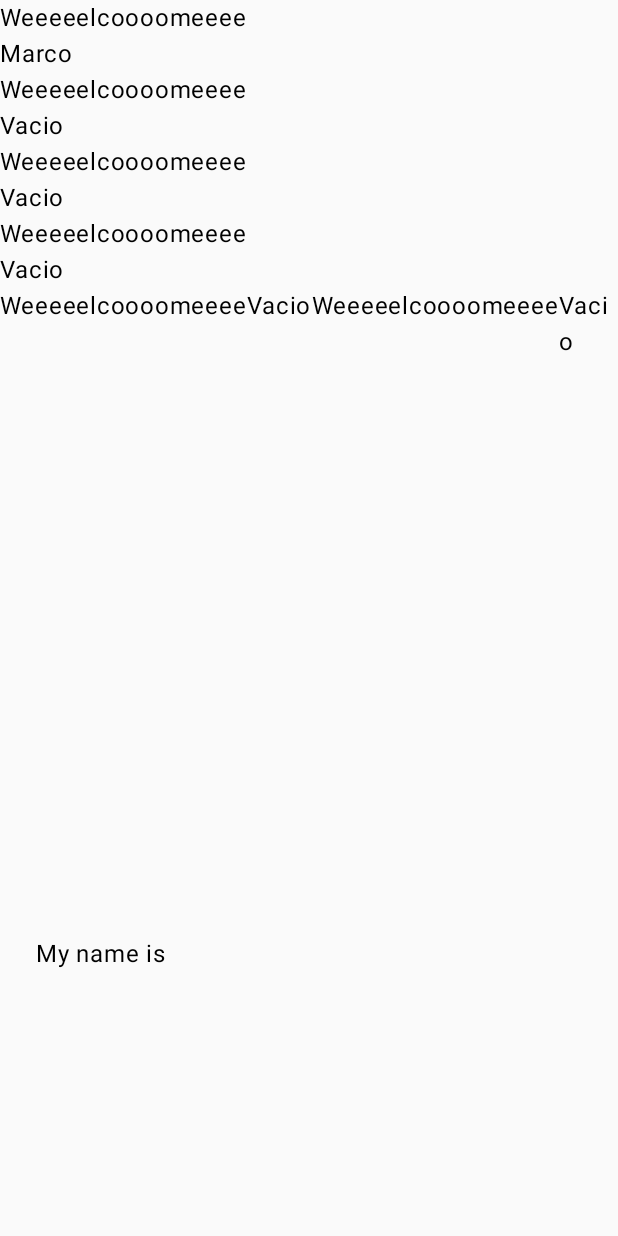
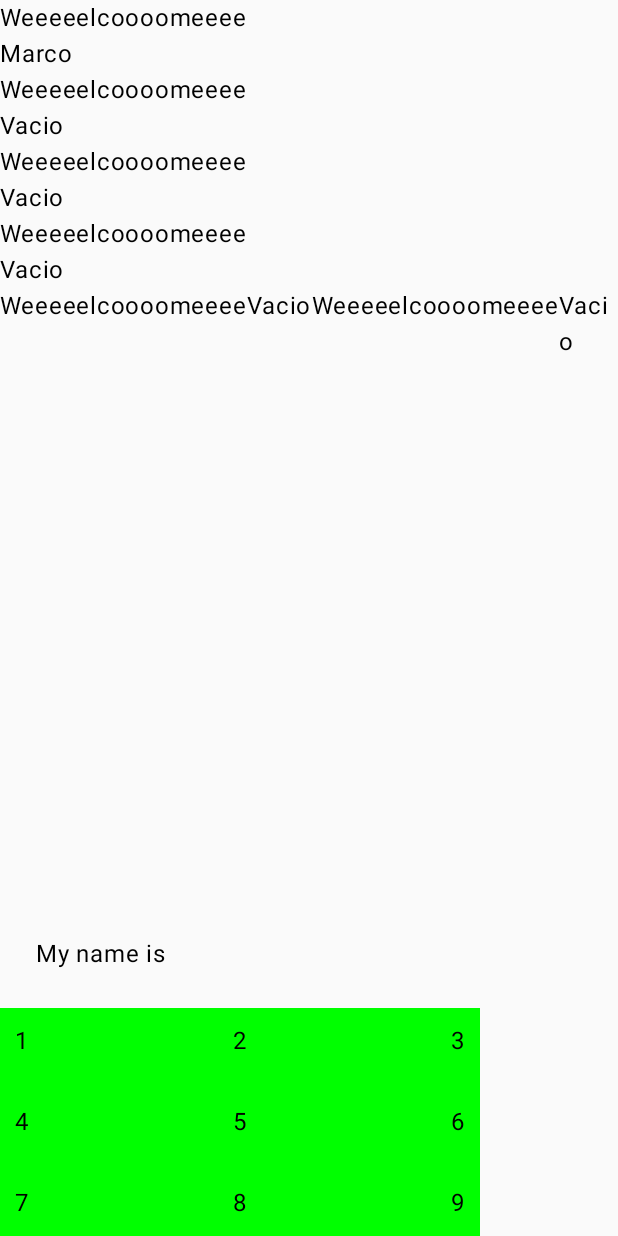
Before and after one commit to Dester909/LittleProjectAndroid, an Android app built with Jetpack Compose: the screen it shows after launch (MainActivity), on a phone screen of 412 x 824 dp. Run offline under Robolectric (Android 15) with nearby library versions, the light colour scheme and no system bars.

Commit message:
Box layout and Text properties

```diff
--- a/app/src/main/java/com/example/littleprojectandroid/MainActivity.kt
+++ b/app/src/main/java/com/example/littleprojectandroid/MainActivity.kt
@@ -8,11 +8,13 @@ import androidx.compose.foundation.background
 import androidx.compose.foundation.border
 import androidx.compose.foundation.clickable
 import androidx.compose.foundation.layout.Arrangement
+import androidx.compose.foundation.layout.Box
 import androidx.compose.foundation.layout.Column
 import androidx.compose.foundation.layout.Row
 import androidx.compose.foundation.layout.fillMaxHeight
 import androidx.compose.foundation.layout.fillMaxSize
 import androidx.compose.foundation.layout.fillMaxWidth
+import androidx.compose.foundation.layout.height
 import androidx.compose.foundation.layout.padding
 import androidx.compose.foundation.layout.width
 import androidx.compose.material3.Scaffold
@@ -20,9 +22,17 @@ import androidx.compose.material3.Text
 import androidx.compose.runtime.Composable
 import androidx.compose.ui.Alignment
 import androidx.compose.ui.Modifier
+import androidx.compose.ui.graphics.Brush
 import androidx.compose.ui.graphics.Color
+import androidx.compose.ui.res.colorResource
+import androidx.compose.ui.res.stringResource
+import androidx.compose.ui.text.TextStyle
+import androidx.compose.ui.text.font.FontStyle
+import androidx.compose.ui.text.font.FontWeight
 import androidx.compose.ui.tooling.preview.Preview
 import androidx.compose.ui.unit.dp
+import androidx.compose.ui.unit.sp
+import androidx.core.app.NotificationCompat.Style
 import com.example.littleprojectandroid.ui.theme.LittleProjectAndroidTheme
 
 class MainActivity : ComponentActivity() {
@@ -46,6 +56,8 @@ class MainActivity : ComponentActivity() {
                     }
                     Column {
                         ModifierExampleTwo()
+                        ModifierExampleFour()
+                        CustomText()
                     }
                 }
 
@@ -116,6 +128,44 @@ class MainActivity : ComponentActivity() {
             TextComposable("4")
         }
     }
+    @Preview(showBackground = true)
+    @Composable
+    fun ModifierExampleFour(){
+        Box(
+            modifier = Modifier
+                .background(Color.Green)
+                .padding(10.dp)
+                .height(300.dp)
+                .width(300.dp)
+        ){
+            Text("1",Modifier.align(Alignment.TopStart))
+            Text("2",Modifier.align(Alignment.TopCenter))
+            Text("3",Modifier.align(Alignment.TopEnd))
+            Text("4",Modifier.align(Alignment.CenterStart))
+            Text("5",Modifier.align(Alignment.Center))
+            Text("6",Modifier.align(Alignment.CenterEnd))
+            Text("7",Modifier.align(Alignment.BottomStart))
+            Text("8",Modifier.align(Alignment.BottomCenter))
+            Text("9",Modifier.align(Alignment.BottomEnd))
+
+        }
+    }
+    @Preview(showBackground = true)
+    @Composable
+    fun CustomText(){
+        Column() {
+            Text(stringResource(R.string.SampleText),
+                color = colorResource(R.color.teal_700),
+                fontSize = 90.sp,
+                fontStyle = FontStyle.Italic,
+                fontWeight = FontWeight.Thin
+            )
+            val gradientColor = listOf(Color.Cyan, Color.Magenta, Color.Green)
+            Text(
+                stringResource(R.string.SampleText),
+                style = TextStyle(Brush.linearGradient(colors = gradientColor)))
+        }
+    }
 
 
 }
--- a/app/src/main/res/values/strings.xml
+++ b/app/src/main/res/values/strings.xml
@@ -1,3 +1,4 @@
 <resources>
     <string name="app_name">LittleProjectAndroid</string>
+    <string name="SampleText">Hello Android from Strings.xml</string>
 </resources>
```
